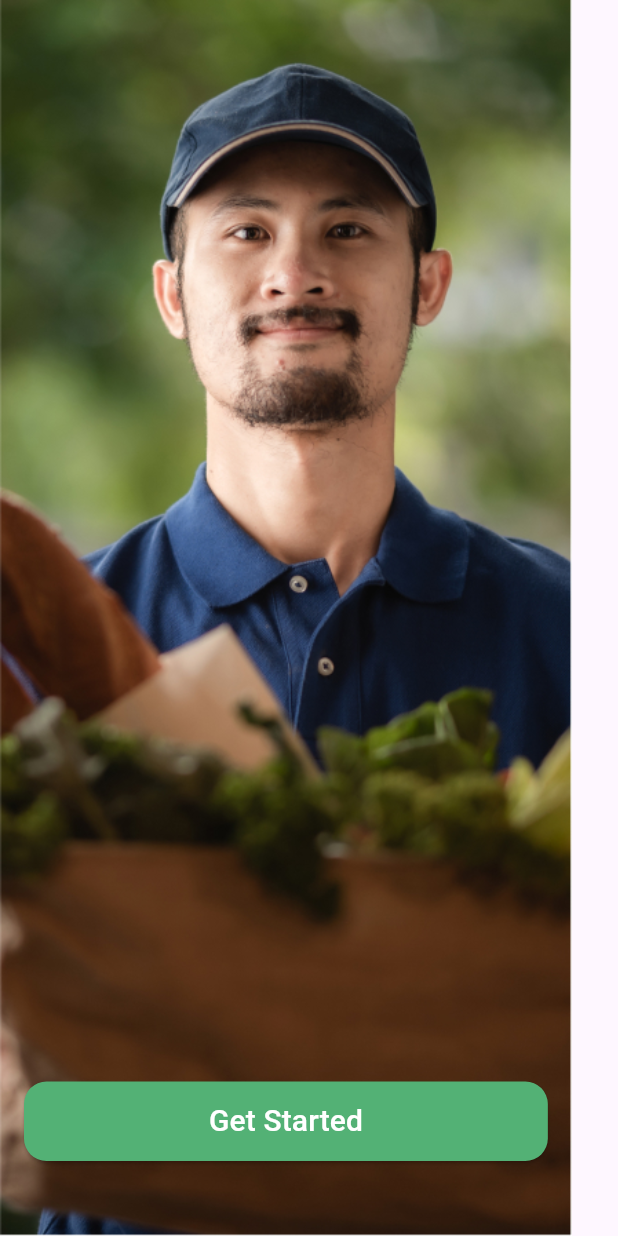
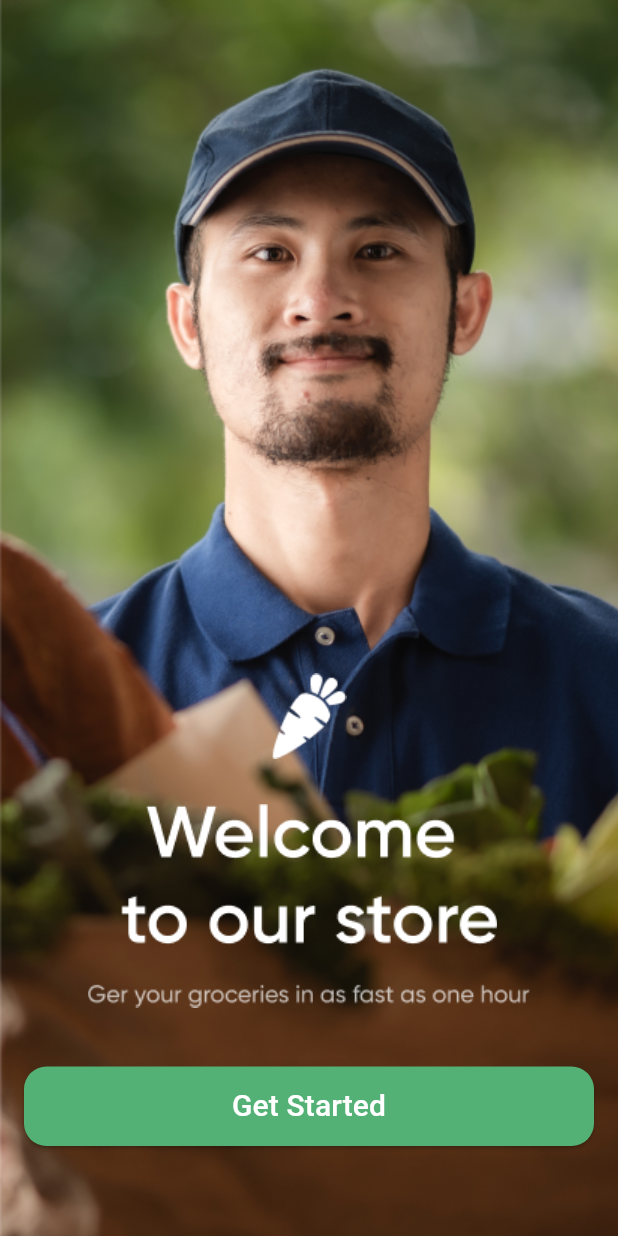
Before and after one commit to UsmanHaider77/Online-Groceries-App, a Flutter app: the screen it shows after launch, on a phone screen of 412 x 824 dp. Run offline on Flutter 3.47's test engine with Material 3 defaults, Android fonts, the phone set to English and light mode, and no system bars.

Commit message:
Online-Groceries-App-UI

```diff
--- a/lib/boarding_screen.dart
+++ b/lib/boarding_screen.dart
@@ -14,11 +14,34 @@ class _boardingScreenState extends State<boardingScreen> {
     return Scaffold(
       body: Stack(
         children: [
-          Container(
-            child: Image.asset("assets/images/start.jpg"),
+          Positioned(
+            top: 0.1,
+            child: Container(
+              child: Image.asset("assets/images/Start.png"),
+            ),
           ),
           Positioned(
-            bottom: 50,
+            bottom: 130,
+            left: 16,
+            right: 16,
+            child: Container(child: Image.asset("assets/images/careet.png")),
+          ),
+          Positioned(
+              bottom: 170,
+              left: 16,
+              right: 16,
+              child: Container(
+                child: Image.asset("assets/images/welcome.png"),
+              )),
+          Positioned(
+              bottom: 150,
+              left: 16,
+              right: 16,
+              child: Container(
+                child: Image.asset("assets/images/choice.png"),
+              )),
+          Positioned(
+            bottom: 60,
             left: 16,
             right: 16,
             child: ElevatedButton(
```
Also changed, not shown: assets/images/careet.png (added), assets/images/choice.png (added), assets/images/welcome.png (added).
